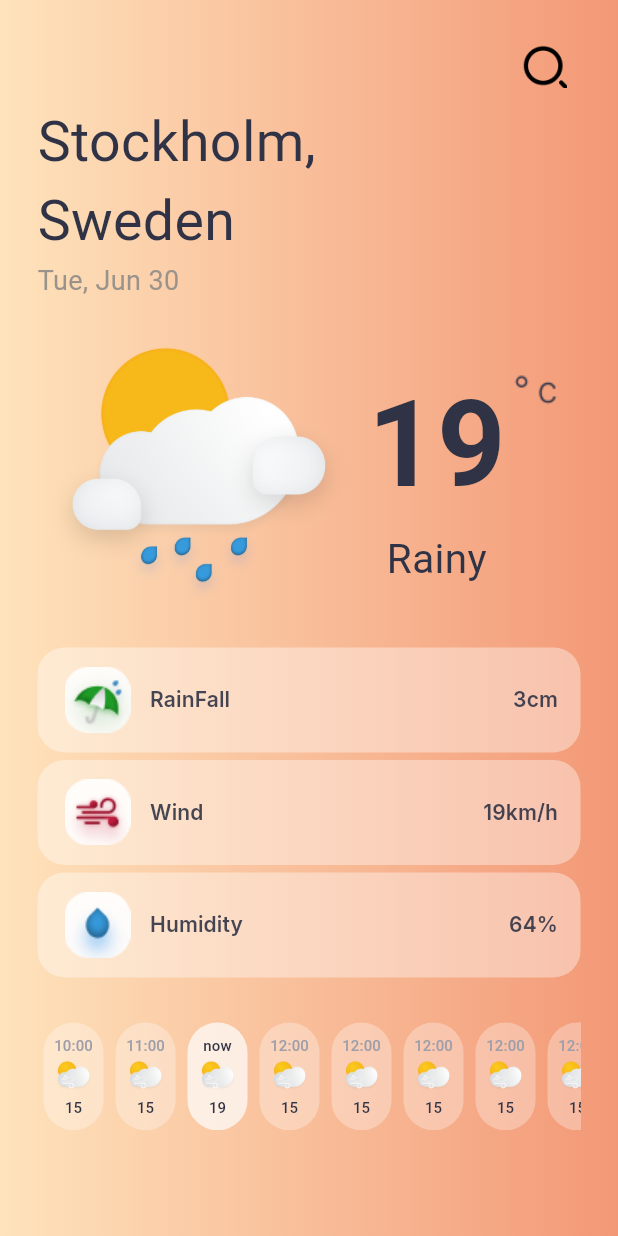
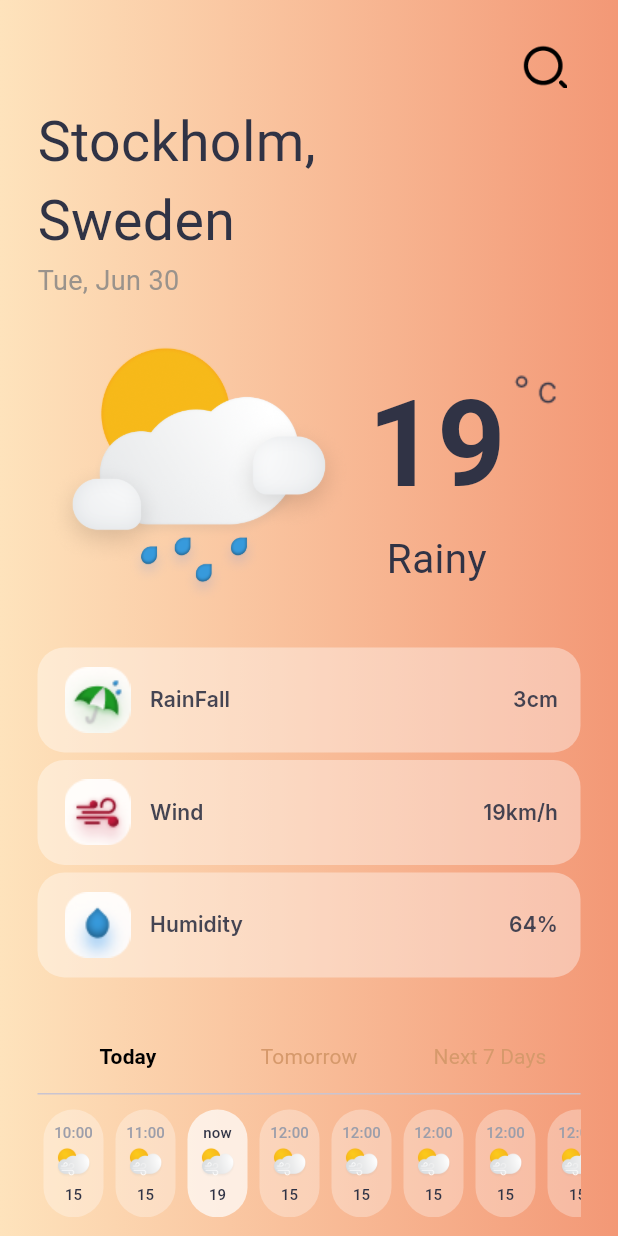
Before and after one commit to LazizbekDev/weather_mobile, a Flutter app: the screen it shows after launch, on a phone screen of 412 x 824 dp. Run offline on Flutter 3.47's test engine with Material 3 defaults, Android fonts, the phone set to English and light mode, and no system bars; our stand-ins replace google_fonts.

Commit message:
nimagap Umar aka, tinchimisz

```diff
--- a/lib/screens/city_detail.dart
+++ b/lib/screens/city_detail.dart
@@ -4,9 +4,29 @@ import 'package:weather_stable/utilities/gradient.dart';
 import 'package:weather_stable/widgets/list_items.dart';
 import 'package:weather_stable/widgets/status.dart';
 
-class CityDetail extends StatelessWidget {
+class CityDetail extends StatefulWidget {
   const CityDetail({super.key, required this.requestUrl});
   final String requestUrl;
+
+  @override
+  State<CityDetail> createState() => _CityDetailState();
+}
+
+class _CityDetailState extends State<CityDetail>
+    with SingleTickerProviderStateMixin {
+  late TabController _tabController;
+
+  @override
+  void initState() {
+    super.initState();
+    _tabController = TabController(length: 3, vsync: this);
+  }
+
+  @override
+  void dispose() {
+    _tabController.dispose();
+    super.dispose();
+  }
 
   @override
   Widget build(BuildContext context) {
@@ -14,9 +34,11 @@ class CityDetail extends StatelessWidget {
     return Scaffold(
       body: Container(
         width: double.infinity,
+        height: double.infinity,
         padding: const EdgeInsets.symmetric(horizontal: 25),
         decoration: gradient(),
         child: SafeArea(
+          child: SingleChildScrollView(
             child: Column(
               children: [
                 const SizedBox(
@@ -140,6 +162,27 @@ class CityDetail extends StatelessWidget {
                 const SizedBox(
                   height: 30,
                 ),
+                PreferredSize(
+                  preferredSize: const Size.fromHeight(50),
+                  child: TabBar(
+                    controller: _tabController,
+                    indicatorColor: Colors.transparent,
+                    labelColor: Colors.black,
+                    unselectedLabelColor: const Color(0xFFD6996B),
+                    labelStyle: const TextStyle(fontWeight: FontWeight.bold),
+                    unselectedLabelStyle: const TextStyle(
+                      fontWeight: FontWeight.normal,
+                    ),
+                    tabs: const [
+                      Tab(text: 'Today'),
+                      Tab(text: 'Tomorrow'),
+                      Tab(text: 'Next 7 Days'),
+                    ],
+                  ),
+                ),
+                const SizedBox(
+                  height: 10,
+                ),
                 const SingleChildScrollView(
                   scrollDirection: Axis.horizontal,
                   child: Row(
@@ -210,6 +253,7 @@ class CityDetail extends StatelessWidget {
             ),
           ),
         ),
+      ),
     );
   }
 }
--- a/lib/utilities/weather_provider.dart
+++ b/lib/utilities/weather_provider.dart
@@ -18,6 +18,7 @@ class WeatherProvider with ChangeNotifier {
     String parentElement,
     String listElement, {
     bool countryWeather = true,
+    bool detailed = false,
   }) async {
     _isLoading = true;
     notifyListeners();
@@ -32,7 +33,7 @@ class WeatherProvider with ChangeNotifier {
       for (dynamic element in elements) {
         final handle = element.querySelectorAll(listElement);
 
-        for (dynamic list in handle) {
+        for (dynamic list  in handle) {
           final a = list.querySelector('a');
 
           if (!countryWeather) {
```
Also changed, not shown: lib/screens/home.dart (line endings or trailing spaces). Lines whose indentation alone changed are shown as unchanged.
